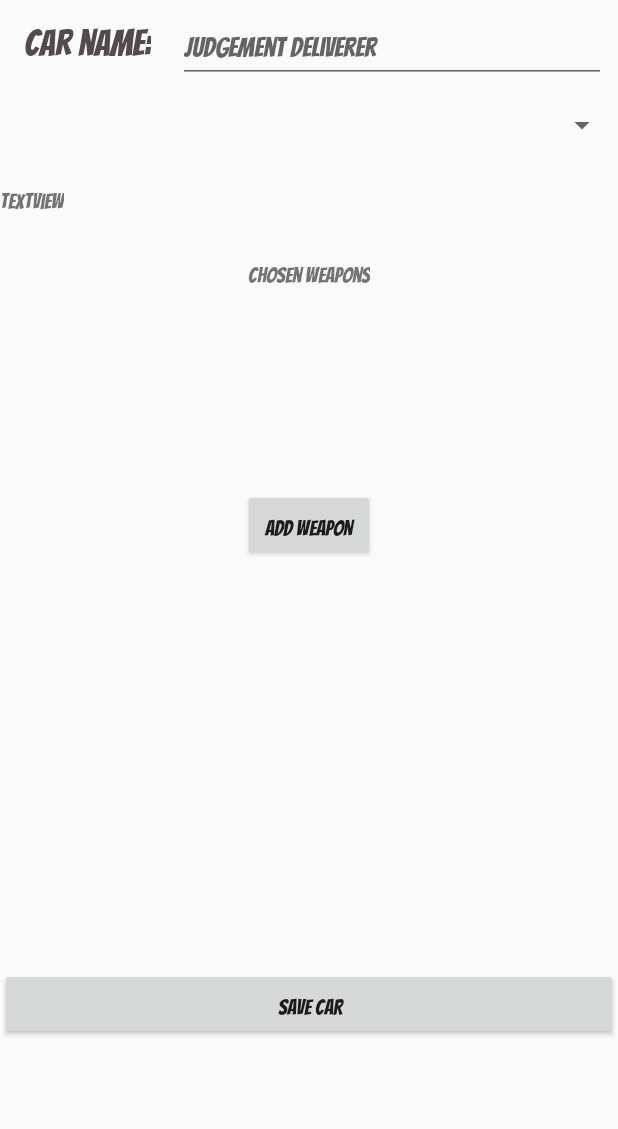
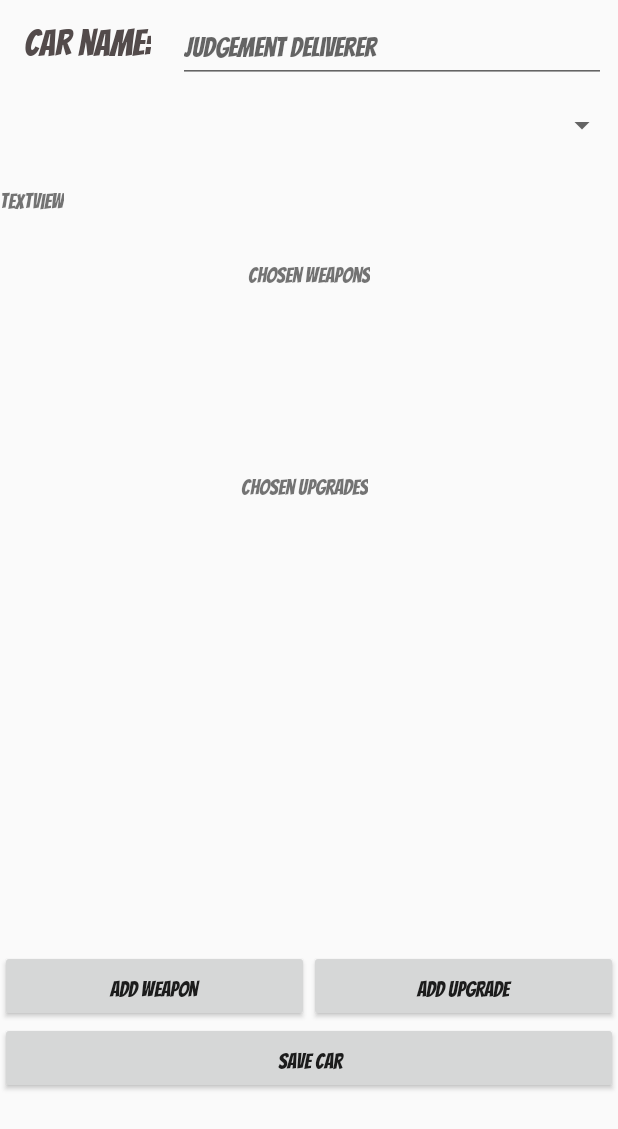
Before and after one commit to BartlomiejF/GaslandsBuilder, an Android app: the layout car_creator.xml on its own in the app's theme, with its tools: preview values and no code run, on a phone screen of 412 x 824 dp. Shown: the top 1129 px of the screen. Run offline under Robolectric (Android 15) with nearby library versions, the phone set to English and light mode, and no system bars; network calls fail.

Commit message:
working on adding upgrades activity

```diff
--- a/app/src/main/AndroidManifest.xml
+++ b/app/src/main/AndroidManifest.xml
@@ -9,7 +9,8 @@
         android:roundIcon="@mipmap/ic_launcher_round"
         android:supportsRtl="true"
         android:theme="@style/AppTheme">
-        <activity android:name=".WeaponCreator"></activity>
+        <activity android:name=".addUpgrade" />
+        <activity android:name=".WeaponCreator" />
         <activity android:name=".CarCreator" />
         <activity android:name=".MainActivity">
             <intent-filter>
--- a/app/src/main/res/layout/car_creator.xml
+++ b/app/src/main/res/layout/car_creator.xml
@@ -5,6 +5,42 @@
     android:layout_width="match_parent"
     android:layout_height="match_parent"
     tools:context=".CarCreator">
+
+    <Button
+        android:id="@+id/addUpgradeButton"
+        android:layout_width="0dp"
+        android:layout_height="wrap_content"
+        android:fontFamily="@font/bangers"
+        android:text="Add Upgrade"
+        app:layout_constraintBottom_toTopOf="@+id/saveCarButton"
+        app:layout_constraintEnd_toEndOf="parent"
+        app:layout_constraintStart_toEndOf="@+id/addWeaponButton" />
+
+    <androidx.recyclerview.widget.RecyclerView
+        android:id="@+id/chosenWeaponsList"
+        android:layout_width="0dp"
+        android:layout_height="100dp"
+        android:layout_marginStart="1dp"
+        android:layout_marginLeft="1dp"
+        android:layout_marginTop="4dp"
+        android:layout_marginEnd="1dp"
+        android:layout_marginRight="1dp"
+        app:layout_constraintEnd_toEndOf="parent"
+        app:layout_constraintHorizontal_bias="0.0"
+        app:layout_constraintStart_toStartOf="parent"
+        app:layout_constraintTop_toBottomOf="@+id/textView4" />
+
+    <TextView
+        android:id="@+id/textView4"
+        android:layout_width="wrap_content"
+        android:layout_height="wrap_content"
+        android:layout_marginTop="8dp"
+        android:fontFamily="@font/bangers"
+        android:text="Chosen Upgrades"
+        app:layout_constraintEnd_toEndOf="parent"
+        app:layout_constraintHorizontal_bias="0.49"
+        app:layout_constraintStart_toStartOf="parent"
+        app:layout_constraintTop_toBottomOf="@+id/chosenUpgradesList" />
 
     <TextView
         android:id="@+id/textView3"
@@ -18,12 +54,12 @@
         app:layout_constraintTop_toBottomOf="@+id/sumCost" />
 
     <androidx.recyclerview.widget.RecyclerView
-        android:id="@+id/chosenWeaponsList"
+        android:id="@+id/chosenUpgradesList"
         android:layout_width="0dp"
         android:layout_height="100dp"
         android:layout_marginStart="1dp"
         android:layout_marginLeft="1dp"
-        android:layout_marginTop="16dp"
+        android:layout_marginTop="8dp"
         android:layout_marginEnd="1dp"
         android:layout_marginRight="1dp"
         app:layout_constraintEnd_toEndOf="parent"
@@ -88,14 +124,13 @@
 
     <Button
         android:id="@+id/addWeaponButton"
-        android:layout_width="wrap_content"
+        android:layout_width="0dp"
         android:layout_height="wrap_content"
-        android:layout_marginTop="16dp"
         android:fontFamily="@font/bangers"
         android:text="@string/add_weapon"
-        app:layout_constraintEnd_toEndOf="parent"
-        app:layout_constraintStart_toStartOf="parent"
-        app:layout_constraintTop_toBottomOf="@+id/chosenWeaponsList" />
+        app:layout_constraintBottom_toTopOf="@+id/saveCarButton"
+        app:layout_constraintEnd_toStartOf="@+id/addUpgradeButton"
+        app:layout_constraintStart_toStartOf="parent" />
 
     <Button
         android:id="@+id/saveCarButton"
--- a/build.gradle
+++ b/build.gradle
@@ -6,7 +6,7 @@ buildscript {
         jcenter()
     }
     dependencies {
-        classpath 'com.android.tools.build:gradle:4.1.0'
+        classpath 'com.android.tools.build:gradle:4.1.1'
         classpath "org.jetbrains.kotlin:kotlin-gradle-plugin:$kotlin_version"
 
         // NOTE: Do not place your application dependencies here; they belong
```
Also changed, not shown: app/src/main/java/com/example/gaslandsbuilder/CarCreator.kt (+11 -0 lines), app/src/main/java/com/example/gaslandsbuilder/addUpgrade.kt (added, +109 -0 lines), app/src/main/java/com/example/gaslandsbuilder/data/upgradeClass.kt (added, +36 -0 lines), app/src/main/res/layout/add_upgrade.xml (added, +39 -0 lines), app/src/main/res/layout/single_upgrade_row.xml (added, +55 -0 lines), 1 other file.
